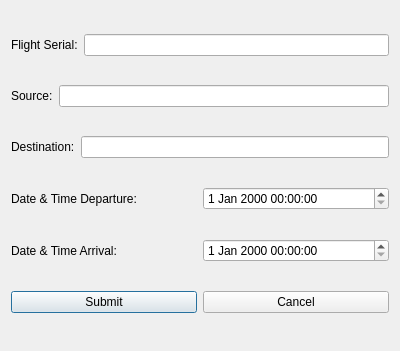
Above: MyProj/addflightdialog.ui from shahabbadihi/airport_managementt before the change. Below: the same form after it.
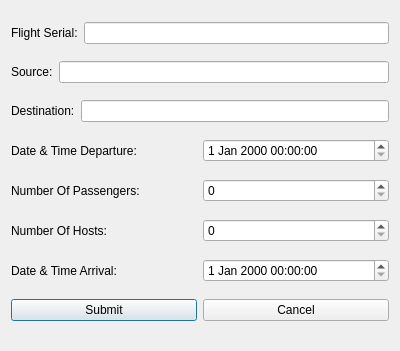
That is the form after the change.

Commit message: first test for add flight without change in file, select pilot and hosts

The edit to the form file:
```diff
--- a/MyProj/addflightdialog.ui
+++ b/MyProj/addflightdialog.ui
@@ -70,6 +70,34 @@
      </item>
     </layout>
    </item>
+   <item>
+    <layout class="QHBoxLayout" name="horizontalLayout_8">
+     <item>
+      <widget class="QLabel" name="lblNumPassengers">
+       <property name="text">
+        <string>Number Of Passengers:</string>
+       </property>
+      </widget>
+     </item>
+     <item>
+      <widget class="QSpinBox" name="spnPassengers"/>
+     </item>
+    </layout>
+   </item>
+   <item>
+    <layout class="QHBoxLayout" name="horizontalLayout_7">
+     <item>
+      <widget class="QLabel" name="lblNumHosts">
+       <property name="text">
+        <string>Number Of Hosts:</string>
+       </property>
+      </widget>
+     </item>
+     <item>
+      <widget class="QSpinBox" name="spnHosts"/>
+     </item>
+    </layout>
+   </item>
    <item>
     <layout class="QHBoxLayout" name="horizontalLayout_5">
      <item>
```
The commit also changes 11 other files.
